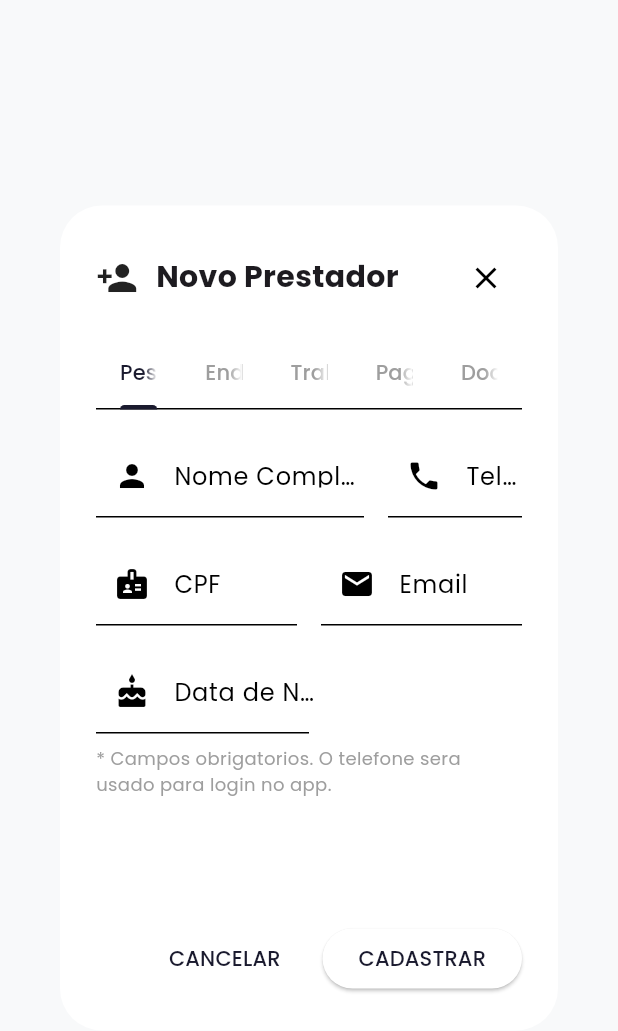
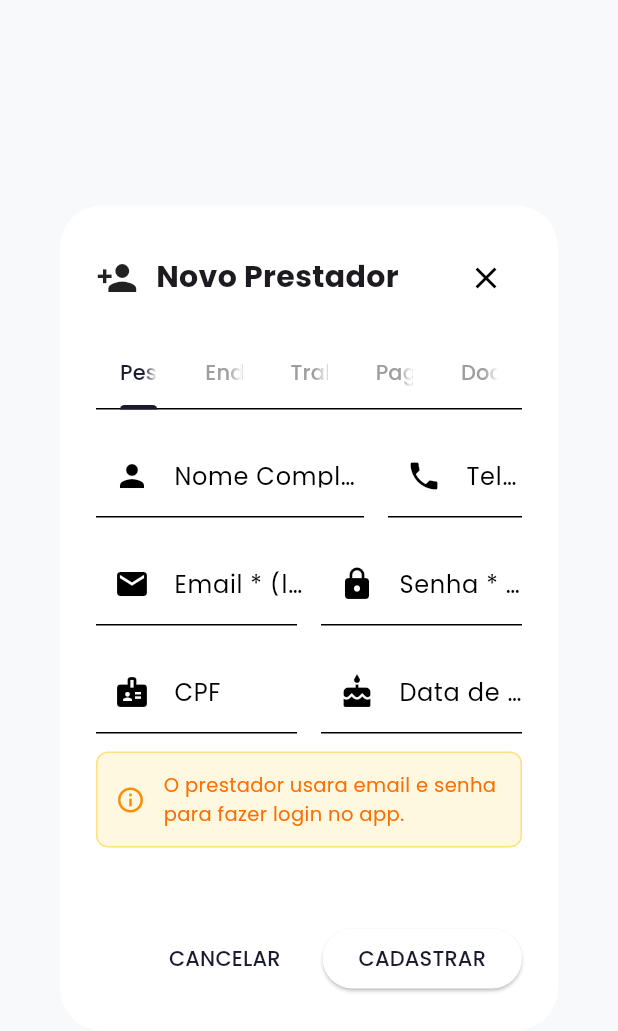
Before and after one commit to brunosenaandrade-boop/pns, a Flutter app: the _PrestadorFormDialog widget shown alone on an empty page, opened directly with empty values, on a phone screen of 412 x 824 dp. Shown: the top 1031 px of the screen. Run offline on Flutter 3.47's test engine with Material 3 defaults, Android fonts, the phone set to English and light mode, and no system bars; our stand-ins replace fl_chart, flutter_riverpod, go_router, google_fonts, mask_text_input_formatter, supabase_flutter; accounts and stored records are empty.

Commit message:
feat: login prestador com email/senha
- Novo campo senha no cadastro de prestador
- Cria usuario Auth ao cadastrar prestador
- App prestador usa email/senha para login
- Remove dependencia de SMS OTP

Co-Authored-By: Claude Opus 4.5 <noreply@anthropic.com>

```diff
--- a/lib/core/constants.dart
+++ b/lib/core/constants.dart
@@ -2,5 +2,7 @@ class AppConstants {
   static const String supabaseUrl = 'https://njrsvguasgkeytuozaxu.supabase.co';
   // Usando anon key com RLS - admins autenticados tem acesso via policies
   static const String supabaseAnonKey = 'eyJhbGciOiJIUzI1NiIsInR5cCI6IkpXVCJ9.eyJpc3MiOiJzdXBhYmFzZSIsInJlZiI6Im5qcnN2Z3Vhc2drZXl0dW96YXh1Iiwicm9sZSI6ImFub24iLCJpYXQiOjE3Njg2Nzk1MDIsImV4cCI6MjA4NDI1NTUwMn0.k1UMzPC1uQ2gc_ofWZeOext07ueG0u3xZEwTwuvbvpI';
+  // Service role key para criar usuarios (usado apenas no admin)
+  static const String supabaseServiceKey = 'eyJhbGciOiJIUzI1NiIsInR5cCI6IkpXVCJ9.eyJpc3MiOiJzdXBhYmFzZSIsInJlZiI6Im5qcnN2Z3Vhc2drZXl0dW96YXh1Iiwicm9sZSI6InNlcnZpY2Vfcm9sZSIsImlhdCI6MTc2ODY3OTUwMiwiZXhwIjoyMDg0MjU1NTAyfQ.maMnv0QySiXKOJqvTSbBxgKtPAEqtpKCisRFY6ebpsI';
   static const String appName = 'Seguro Pneu Pro - Admin';
 }
--- a/lib/screens/prestadores/prestadores_screen.dart
+++ b/lib/screens/prestadores/prestadores_screen.dart
@@ -322,6 +322,7 @@ class _PrestadorFormDialogState extends State<_PrestadorFormDialog> with SingleT
   final _telefoneController = TextEditingController();
   final _cpfController = TextEditingController();
   final _emailController = TextEditingController();
+  final _senhaController = TextEditingController();
   final _dataNascController = TextEditingController();
 
   // Controllers - Endereco
@@ -468,6 +469,8 @@ class _PrestadorFormDialogState extends State<_PrestadorFormDialog> with SingleT
     // Validar campos obrigatorios
     final nome = _nomeController.text.trim();
     final telefoneDigits = _telefoneController.text.replaceAll(RegExp(r'[^\d]'), '');
+    final email = _emailController.text.trim();
+    final senha = _senhaController.text;
 
     if (nome.isEmpty) {
       _showError('Nome e obrigatorio');
@@ -487,6 +490,21 @@ class _PrestadorFormDialogState extends State<_PrestadorFormDialog> with SingleT
       return;
     }
 
+    // Email e senha obrigatorios para novo cadastro
+    if (!isEditing) {
+      if (email.isEmpty || !email.contains('@')) {
+        _showError('Email valido e obrigatorio para login');
+        _tabController.animateTo(0);
+        return;
+      }
+
+      if (senha.length < 6) {
+        _showError('Senha deve ter no minimo 6 caracteres');
+        _tabController.animateTo(0);
+        return;
+      }
+    }
+
     final cpfDigits = _cpfController.text.replaceAll(RegExp(r'[^\d]'), '');
     if (cpfDigits.isNotEmpty && !_validarCPF(cpfDigits)) {
       _showError('CPF invalido');
@@ -501,7 +519,6 @@ class _PrestadorFormDialogState extends State<_PrestadorFormDialog> with SingleT
         'nome_completo': nome,
         'telefone': '+55$telefoneDigits',
         'cpf': cpfDigits.isNotEmpty ? _cpfController.text : null,
-        'email': _emailController.text.trim().isNotEmpty ? _emailController.text.trim() : null,
         'data_nascimento': _parseDate(_dataNascController.text),
         'cep': _cepController.text.isNotEmpty ? _cepController.text : null,
         'endereco': _enderecoController.text.trim().isNotEmpty ? _enderecoController.text.trim() : null,
@@ -521,13 +538,20 @@ class _PrestadorFormDialogState extends State<_PrestadorFormDialog> with SingleT
       };
 
       if (isEditing) {
+        data['email'] = email.isNotEmpty ? email : null;
         await AdminService.updatePrestador(widget.prestador!['id'], data);
       } else {
         data['ativo'] = true;
         data['disponivel'] = false;
         data['avaliacao_media'] = 5.0;
         data['total_atendimentos'] = 0;
-        await AdminService.addPrestadorFull(data);
+
+        // Criar usuario Auth e prestador
+        await AdminService.createPrestadorWithAuth(
+          email: email,
+          password: senha,
+          prestadorData: data,
+        );
       }
 
       Navigator.pop(context);
@@ -666,6 +690,33 @@ class _PrestadorFormDialogState extends State<_PrestadorFormDialog> with SingleT
             children: [
               Expanded(
                 child: TextField(
+                  controller: _emailController,
+                  decoration: InputDecoration(
+                    labelText: isEditing ? 'Email' : 'Email * (login)',
+                    prefixIcon: const Icon(Icons.email),
+                  ),
+                  keyboardType: TextInputType.emailAddress,
+                ),
+              ),
+              const SizedBox(width: 16),
+              Expanded(
+                child: TextField(
+                  controller: _senhaController,
+                  obscureText: true,
+                  decoration: InputDecoration(
+                    labelText: isEditing ? 'Nova Senha' : 'Senha * (login)',
+                    prefixIcon: const Icon(Icons.lock),
+                    hintText: isEditing ? 'Deixe vazio para manter' : 'Min. 6 caracteres',
+                  ),
+                ),
+              ),
+            ],
+          ),
+          const SizedBox(height: 16),
+          Row(
+            children: [
+              Expanded(
+                child: TextField(
                   controller: _cpfController,
                   inputFormatters: [_cpfMask],
                   decoration: const InputDecoration(
@@ -679,21 +730,6 @@ class _PrestadorFormDialogState extends State<_PrestadorFormDialog> with SingleT
               const SizedBox(width: 16),
               Expanded(
                 child: TextField(
-                  controller: _emailController,
-                  decoration: const InputDecoration(
-                    labelText: 'Email',
-                    prefixIcon: Icon(Icons.email),
-                  ),
-                  keyboardType: TextInputType.emailAddress,
-                ),
-              ),
-            ],
-          ),
-          const SizedBox(height: 16),
-          Row(
-            children: [
-              Expanded(
-                child: TextField(
                   controller: _dataNascController,
                   inputFormatters: [_dataMask],
                   decoration: const InputDecoration(
@@ -704,15 +740,29 @@ class _PrestadorFormDialogState extends State<_PrestadorFormDialog> with SingleT
                   keyboardType: TextInputType.number,
                 ),
               ),
-              const Expanded(child: SizedBox()),
             ],
           ),
-          const SizedBox(height: 8),
-          const Align(
-            alignment: Alignment.centerLeft,
-            child: Text(
-              '* Campos obrigatorios. O telefone sera usado para login no app.',
-              style: TextStyle(fontSize: 12, color: Colors.grey),
+          const SizedBox(height: 12),
+          Container(
+            padding: const EdgeInsets.all(12),
+            decoration: BoxDecoration(
+              color: Colors.amber[50],
+              borderRadius: BorderRadius.circular(8),
+              border: Border.all(color: Colors.amber[200]!),
+            ),
+            child: Row(
+              children: [
+                Icon(Icons.info_outline, color: Colors.amber[800], size: 20),
+                const SizedBox(width: 12),
+                Expanded(
+                  child: Text(
+                    isEditing
+                        ? 'O prestador faz login no app com email e senha.'
+                        : 'O prestador usara email e senha para fazer login no app.',
+                    style: TextStyle(fontSize: 13, color: Colors.amber[900]),
+                  ),
+                ),
+              ],
             ),
           ),
         ],
--- a/pubspec.yaml
+++ b/pubspec.yaml
@@ -31,6 +31,7 @@ dependencies:
   intl: ^0.20.1
   url_launcher: ^6.3.1
   mask_text_input_formatter: ^2.9.0
+  http: ^1.2.0
 
 dev_dependencies:
   flutter_test:
```
Also changed, not shown: lib/services/admin_service.dart (+64 -0 lines), assets/fonts/MaterialIcons-Regular.otf, pubspec.lock, 7 other files.
